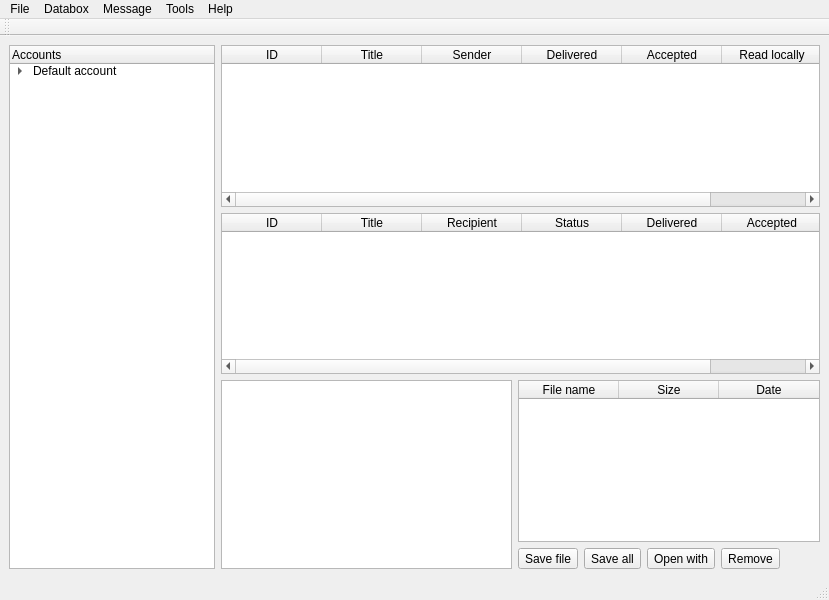
First picture: the form in ui/datovka.ui, repository psakar/datovka, before the edit.
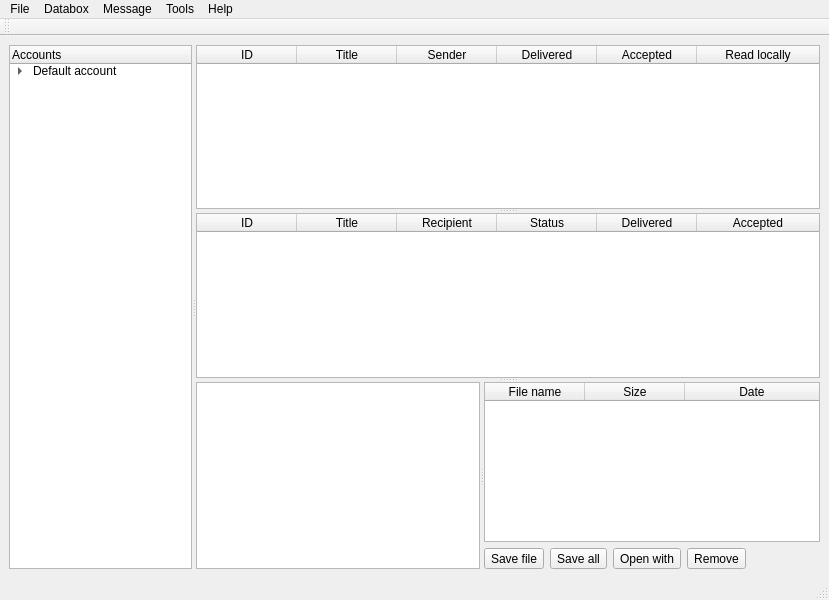
Second picture: the form after the edit.

Commit message: Added new flexible mainwindow layout

Patch:
```diff
--- a/ui/datovka.ui
+++ b/ui/datovka.ui
@@ -33,11 +33,12 @@
    <bool>false</bool>
   </property>
   <widget class="QWidget" name="CentralWidgetWindows">
-   <layout class="QHBoxLayout" name="horizontalLayout" stretch="0,0">
-    <property name="sizeConstraint">
-     <enum>QLayout::SetNoConstraint</enum>
-    </property>
+   <layout class="QHBoxLayout" name="horizontalLayout_2">
     <item>
+     <widget class="QSplitter" name="HSplitter1">
+      <property name="orientation">
+       <enum>Qt::Horizontal</enum>
+      </property>
      <widget class="QTreeWidget" name="AccountList">
       <property name="enabled">
        <bool>true</bool>
@@ -90,13 +91,13 @@
        </item>
       </item>
      </widget>
-    </item>
+      <widget class="QWidget" name="horizontalLayoutWidget">
+       <layout class="QHBoxLayout" name="HBoxLayout1">
     <item>
-     <layout class="QVBoxLayout" name="VerticalBoxMessages">
-      <property name="sizeConstraint">
-       <enum>QLayout::SetNoConstraint</enum>
-      </property>
-      <item>
+         <widget class="QSplitter" name="VSplitter2">
+          <property name="orientation">
+           <enum>Qt::Vertical</enum>
+          </property>
        <widget class="QTableWidget" name="ReceivedMessageList">
         <property name="minimumSize">
          <size>
@@ -162,8 +163,6 @@
          </property>
         </column>
        </widget>
-      </item>
-      <item>
        <widget class="QTableWidget" name="SentMessageList">
         <attribute name="horizontalHeaderCascadingSectionResizes">
          <bool>false</bool>
@@ -217,20 +216,16 @@
          </property>
         </column>
        </widget>
-      </item>
+          <widget class="QWidget" name="verticalLayoutWidget">
+           <layout class="QVBoxLayout" name="VBoxLayout2">
       <item>
-       <layout class="QHBoxLayout" name="HorizontalBoxFileInfo">
-        <property name="sizeConstraint">
-         <enum>QLayout::SetNoConstraint</enum>
-        </property>
-        <item>
+             <widget class="QSplitter" name="HSplitter3">
+              <property name="orientation">
+               <enum>Qt::Horizontal</enum>
+              </property>
          <widget class="QListView" name="ViewMessageInfo"/>
-        </item>
-        <item>
-         <layout class="QVBoxLayout" name="VerticalBoxInfo">
-          <property name="sizeConstraint">
-           <enum>QLayout::SetNoConstraint</enum>
-          </property>
+              <widget class="QWidget" name="">
+               <layout class="QVBoxLayout" name="VBoxLayout3">
           <item>
            <widget class="QTableWidget" name="AttachFileList">
             <attribute name="horizontalHeaderStretchLastSection">
@@ -266,7 +261,7 @@
            </widget>
           </item>
           <item>
-           <layout class="QHBoxLayout" name="HorizontalBoxToolBar">
+                 <layout class="QHBoxLayout" name="HBoxLayout4">
             <item>
              <widget class="QToolButton" name="SaveFileButton">
               <property name="text">
@@ -311,10 +306,16 @@
            </layout>
           </item>
          </layout>
-        </item>
-       </layout>
-      </item>
-     </layout>
+              </widget>
+             </widget>
+            </item>
+           </layout>
+          </widget>
+         </widget>
+        </item>
+       </layout>
+      </widget>
+     </widget>
     </item>
    </layout>
   </widget>
```
Left out of the diff: 2 changed lines with no effect on the pictures. Lines whose indentation alone changed are shown as unchanged.
